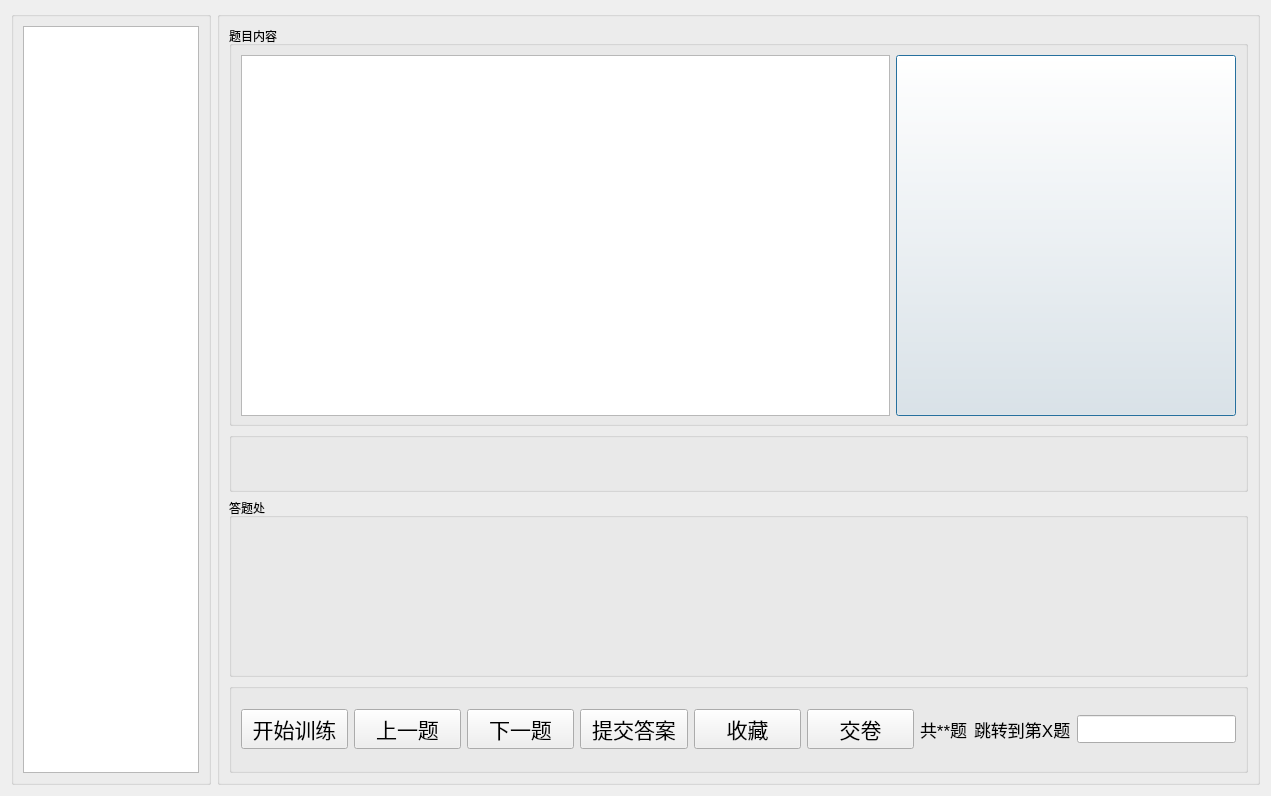
Above: views/train1.ui from janonoly/exampc before the change. Below: the same form after it.
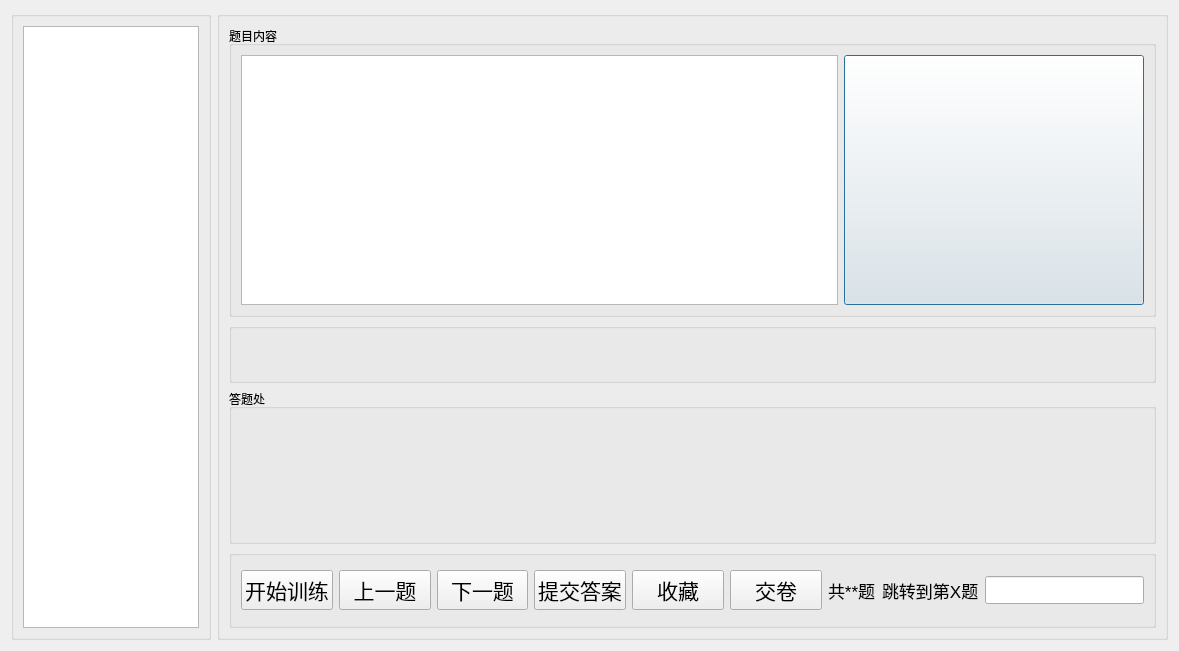
That is the form after the change.

```diff
--- a/views/train1.ui
+++ b/views/train1.ui
@@ -6,20 +6,20 @@
    <rect>
     <x>0</x>
     <y>0</y>
-    <width>1271</width>
-    <height>796</height>
+    <width>1179</width>
+    <height>651</height>
    </rect>
   </property>
   <property name="sizePolicy">
-   <sizepolicy hsizetype="Ignored" vsizetype="Ignored">
+   <sizepolicy hsizetype="Preferred" vsizetype="Preferred">
     <horstretch>0</horstretch>
     <verstretch>0</verstretch>
    </sizepolicy>
   </property>
   <property name="maximumSize">
    <size>
-    <width>1920</width>
-    <height>1080</height>
+    <width>16777215</width>
+    <height>16777215</height>
    </size>
   </property>
   <property name="windowTitle">
@@ -95,7 +95,7 @@
       <item>
        <widget class="QGroupBox" name="groupBox">
         <property name="sizePolicy">
-         <sizepolicy hsizetype="Preferred" vsizetype="Fixed">
+         <sizepolicy hsizetype="Preferred" vsizetype="Preferred">
           <horstretch>0</horstretch>
           <verstretch>0</verstretch>
          </sizepolicy>
@@ -103,13 +103,13 @@
         <property name="minimumSize">
          <size>
           <width>0</width>
-          <height>400</height>
+          <height>0</height>
          </size>
         </property>
         <property name="maximumSize">
          <size>
-          <width>2000</width>
-          <height>400</height>
+          <width>16777215</width>
+          <height>16777215</height>
          </size>
         </property>
         <property name="sizeIncrement">
@@ -125,7 +125,7 @@
          <item>
           <widget class="QTextBrowser" name="textBrowser_2">
            <property name="sizePolicy">
-            <sizepolicy hsizetype="Expanding" vsizetype="Fixed">
+            <sizepolicy hsizetype="Expanding" vsizetype="Expanding">
              <horstretch>9</horstretch>
              <verstretch>0</verstretch>
             </sizepolicy>
@@ -133,13 +133,13 @@
            <property name="minimumSize">
             <size>
              <width>0</width>
-             <height>361</height>
+             <height>0</height>
             </size>
            </property>
            <property name="maximumSize">
             <size>
              <width>16777215</width>
-             <height>361</height>
+             <height>16777215</height>
             </size>
            </property>
            <property name="font">
@@ -153,20 +153,20 @@
           <widget class="QPushButton" name="pushButton_4">
            <property name="sizePolicy">
             <sizepolicy hsizetype="Fixed" vsizetype="Fixed">
-             <horstretch>3</horstretch>
+             <horstretch>0</horstretch>
              <verstretch>0</verstretch>
             </sizepolicy>
            </property>
            <property name="minimumSize">
             <size>
-             <width>340</width>
-             <height>361</height>
+             <width>300</width>
+             <height>250</height>
             </size>
            </property>
            <property name="maximumSize">
             <size>
-             <width>340</width>
-             <height>361</height>
+             <width>300</width>
+             <height>250</height>
             </size>
            </property>
            <property name="text">
@@ -236,8 +236,8 @@
         </property>
         <property name="maximumSize">
          <size>
-          <width>130000</width>
-          <height>136612</height>
+          <width>16777215</width>
+          <height>16777215</height>
          </size>
         </property>
         <property name="title">
```
